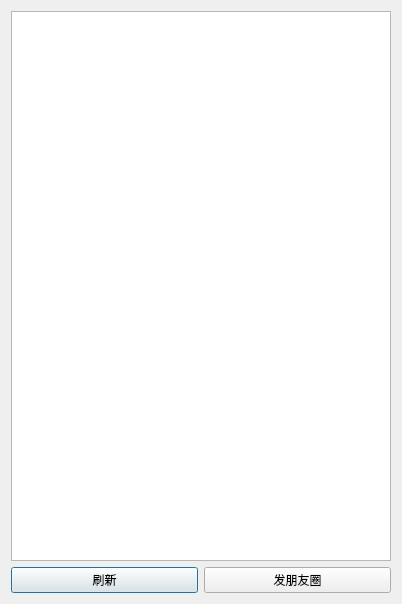
Qt form client/dialogmoments.ui (seekstar/syncchat) before a commit.
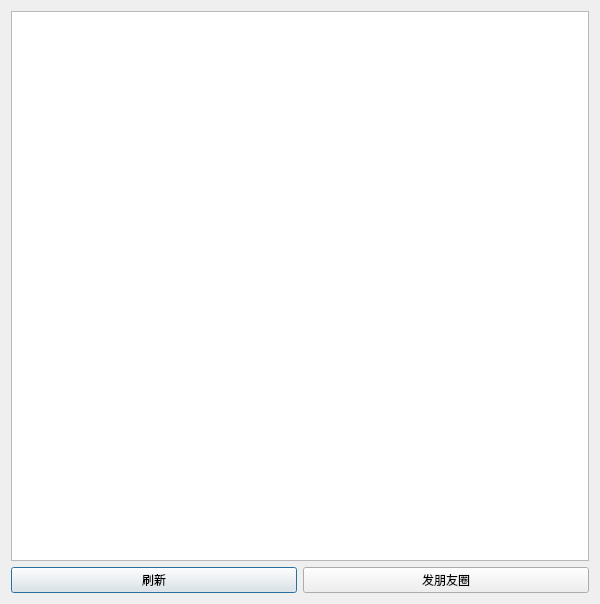
The same form after that commit.

```diff
--- a/client/dialogmoments.ui
+++ b/client/dialogmoments.ui
@@ -6,7 +6,7 @@
    <rect>
     <x>0</x>
     <y>0</y>
-    <width>402</width>
+    <width>600</width>
     <height>604</height>
    </rect>
   </property>
```
